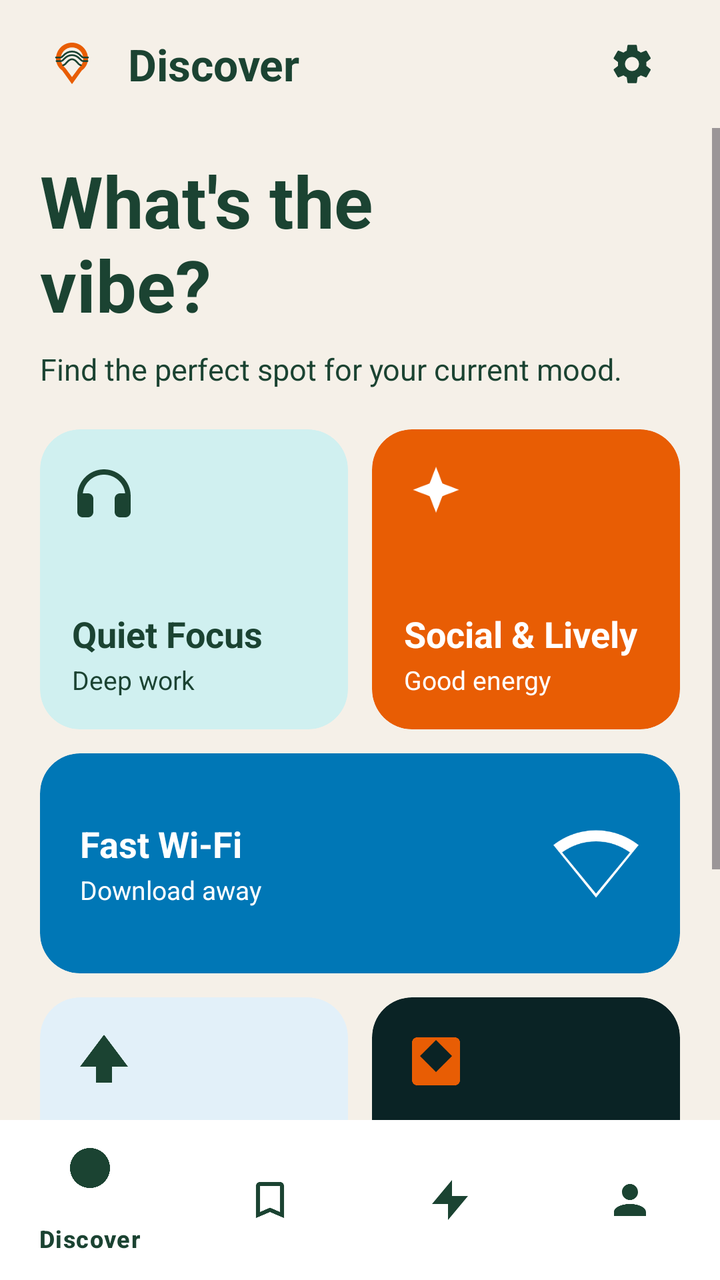
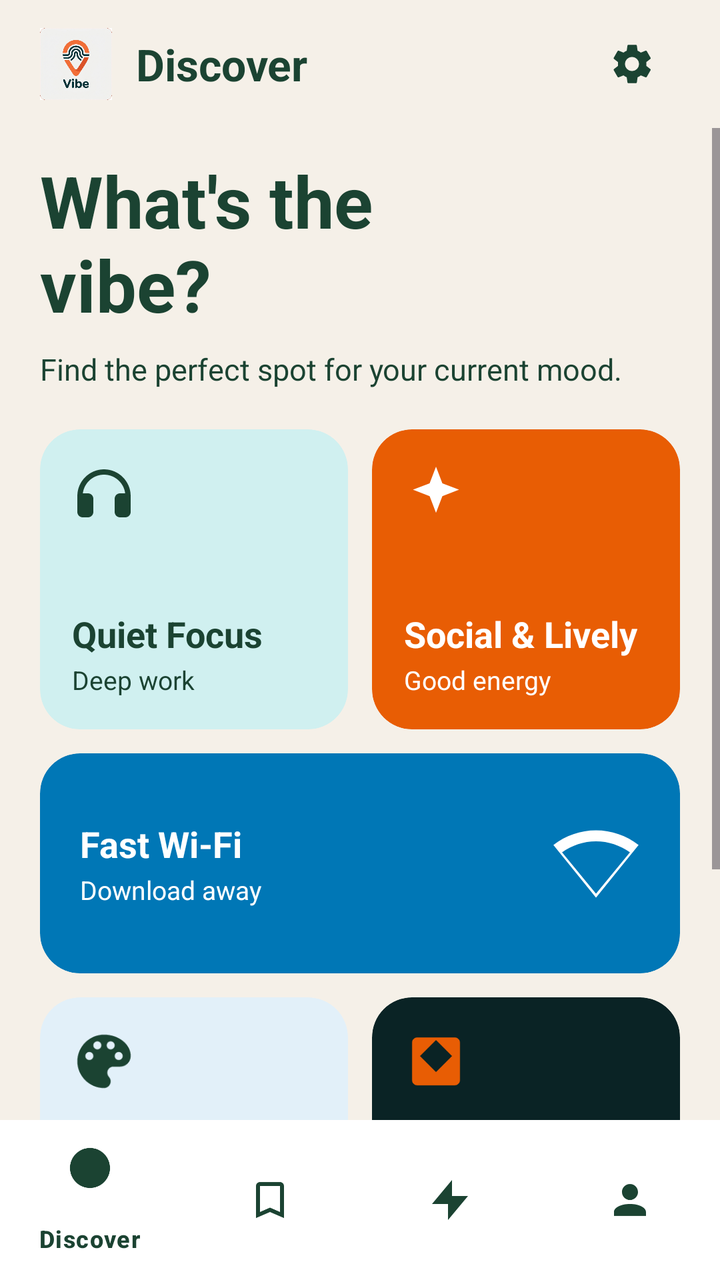

Screens rendered from an Android XML layout before and after an edit, with the pre-edit source and the edit as a unified diff.
<!-- AndroidManifest.xml: application theme Theme.Vibe -->
<!-- res/layout/activity_home.xml -->
<?xml version="1.0" encoding="utf-8"?>
<LinearLayout xmlns:android="http://schemas.android.com/apk/res/android"
    xmlns:app="http://schemas.android.com/apk/res-auto"
    android:layout_width="match_parent"
    android:layout_height="match_parent"
    android:background="@color/vibe_cream"
    android:orientation="vertical">

    
    <LinearLayout
        android:id="@+id/headerLayout"
        android:layout_width="match_parent"
        android:layout_height="?attr/actionBarSize"
        android:background="@color/vibe_cream"
        android:gravity="center_vertical"
        android:orientation="horizontal"
        android:paddingHorizontal="20dp">

        <ImageView
            android:layout_width="32dp"
            android:layout_height="32dp"
            android:contentDescription="@string/app_name"
            android:src="@drawable/ic_vibe_logo_small" />

        <TextView
            android:layout_width="0dp"
            android:layout_height="wrap_content"
            android:layout_weight="1"
            android:layout_marginStart="12dp"
            android:text="Discover"
            android:textColor="@color/vibe_green"
            android:textSize="22sp"
            android:textStyle="bold" />

        <ImageButton
            android:id="@+id/settingsButton"
            android:layout_width="48dp"
            android:layout_height="48dp"
            android:background="?attr/selectableItemBackgroundBorderless"
            android:contentDescription="@string/nav_settings"
            android:src="@drawable/ic_settings"
            app:tint="@color/vibe_green" />

    </LinearLayout>

    <ScrollView
        android:id="@+id/rootScrollView"
        android:layout_width="match_parent"
        android:layout_height="0dp"
        android:layout_weight="1"
        android:clipToPadding="false"
        android:fillViewport="true">

        <LinearLayout
            android:layout_width="match_parent"
            android:layout_height="wrap_content"
            android:orientation="vertical"
            android:paddingHorizontal="20dp"
            android:paddingBottom="24dp">

            
            <TextView
                android:layout_width="wrap_content"
                android:layout_height="wrap_content"
                android:layout_marginTop="12dp"
                android:text="What's the\nvibe?"
                android:textColor="@color/vibe_green"
                android:textSize="36sp"
                android:textStyle="bold" />

            <TextView
                android:layout_width="wrap_content"
                android:layout_height="wrap_content"
                android:layout_marginTop="8dp"
                android:text="Find the perfect spot for your current mood."
                android:textColor="@color/vibe_green"
                android:textSize="15sp" />

            
            
            <LinearLayout
                android:layout_width="match_parent"
                android:layout_height="wrap_content"
                android:layout_marginTop="20dp"
                android:orientation="horizontal">

                
                <com.google.android.material.card.MaterialCardView
                    android:id="@+id/cardQuietFocus"
                    android:layout_width="0dp"
                    android:layout_height="150dp"
                    android:layout_weight="1"
                    android:clickable="true"
                    android:focusable="true"
                    app:cardBackgroundColor="#D0F0F0"
                    app:cardCornerRadius="20dp"
                    app:strokeWidth="0dp">

                    <LinearLayout
                        android:layout_width="match_parent"
                        android:layout_height="match_parent"
                        android:orientation="vertical"
                        android:padding="16dp">

                        <ImageView
                            android:layout_width="32dp"
                            android:layout_height="32dp"
                            android:contentDescription="@string/mood_quiet"
                            android:src="@drawable/ic_mood_headphone"
                            app:tint="@color/vibe_green" />

                        <View
                            android:layout_width="match_parent"
                            android:layout_height="0dp"
                            android:layout_weight="1" />

                        <TextView
                            android:layout_width="wrap_content"
                            android:layout_height="wrap_content"
                            android:text="Quiet Focus"
                            android:textColor="@color/vibe_green"
                            android:textSize="18sp"
                            android:textStyle="bold" />

                        <TextView
                            android:layout_width="wrap_content"
                            android:layout_height="wrap_content"
                            android:layout_marginTop="2dp"
                            android:text="Deep work"
                            android:textColor="@color/vibe_green"
                            android:textSize="13sp" />
                    </LinearLayout>
                </com.google.android.material.card.MaterialCardView>

                
                <com.google.android.material.card.MaterialCardView
                    android:id="@+id/cardSocialLively"
                    android:layout_width="0dp"
                    android:layout_height="150dp"
                    android:layout_marginStart="12dp"
                    android:layout_weight="1"
                    android:clickable="true"
                    android:focusable="true"
                    app:cardBackgroundColor="#E85D04"
                    app:cardCornerRadius="20dp"
                    app:strokeWidth="0dp">

                    <LinearLayout
                        android:layout_width="match_parent"
                        android:layout_height="match_parent"
                        android:orientation="vertical"
                        android:padding="16dp">

                        <ImageView
                            android:layout_width="32dp"
                            android:layout_height="32dp"
                            android:contentDescription="@string/mood_social"
                            android:src="@drawable/ic_mood_sparkle" />

                        <View
                            android:layout_width="match_parent"
                            android:layout_height="0dp"
                            android:layout_weight="1" />

                        <TextView
                            android:layout_width="wrap_content"
                            android:layout_height="wrap_content"
                            android:text="Social &amp; Lively"
                            android:textColor="@color/white"
                            android:textSize="18sp"
                            android:textStyle="bold" />

                        <TextView
                            android:layout_width="wrap_content"
                            android:layout_height="wrap_content"
                            android:layout_marginTop="2dp"
                            android:text="Good energy"
                            android:textColor="@color/white"
                            android:textSize="13sp" />
                    </LinearLayout>
                </com.google.android.material.card.MaterialCardView>

            </LinearLayout>

            
            <com.google.android.material.card.MaterialCardView
                android:id="@+id/cardFastWifi"
                android:layout_width="match_parent"
                android:layout_height="110dp"
                android:layout_marginTop="12dp"
                android:clickable="true"
                android:focusable="true"
                app:cardBackgroundColor="#0077B6"
                app:cardCornerRadius="20dp"
                app:strokeWidth="0dp">

                <RelativeLayout
                    android:layout_width="match_parent"
                    android:layout_height="match_parent"
                    android:padding="20dp">

                    <LinearLayout
                        android:layout_width="wrap_content"
                        android:layout_height="wrap_content"
                        android:layout_alignParentStart="true"
                        android:layout_centerVertical="true"
                        android:orientation="vertical">

                        <TextView
                            android:layout_width="wrap_content"
                            android:layout_height="wrap_content"
                            android:text="Fast Wi-Fi"
                            android:textColor="@color/white"
                            android:textSize="18sp"
                            android:textStyle="bold" />

                        <TextView
                            android:layout_width="wrap_content"
                            android:layout_height="wrap_content"
                            android:layout_marginTop="2dp"
                            android:text="Download away"
                            android:textColor="@color/white"
                            android:textSize="13sp" />
                    </LinearLayout>

                    <ImageView
                        android:layout_width="44dp"
                        android:layout_height="44dp"
                        android:layout_alignParentEnd="true"
                        android:layout_centerVertical="true"
                        android:contentDescription="@string/mood_cheap_wifi"
                        android:src="@drawable/ic_mood_wifi" />

                </RelativeLayout>
            </com.google.android.material.card.MaterialCardView>

            
            <LinearLayout
                android:layout_width="match_parent"
                android:layout_height="wrap_content"
                android:layout_marginTop="12dp"
                android:orientation="horizontal">

                
                <com.google.android.material.card.MaterialCardView
                    android:id="@+id/cardOutdoorEscape"
                    android:layout_width="0dp"
                    android:layout_height="150dp"
                    android:layout_weight="1"
                    android:clickable="true"
                    android:focusable="true"
                    app:cardBackgroundColor="#E2F0F9"
                    app:cardCornerRadius="20dp"
                    app:strokeWidth="0dp">

                    <LinearLayout
                        android:layout_width="match_parent"
                        android:layout_height="match_parent"
                        android:orientation="vertical"
                        android:padding="16dp">

                        <ImageView
                            android:layout_width="32dp"
                            android:layout_height="32dp"
                            android:contentDescription="Outdoor"
                            android:src="@drawable/ic_mood_tree" />

                        <View
                            android:layout_width="match_parent"
                            android:layout_height="0dp"
                            android:layout_weight="1" />

                        <TextView
                            android:layout_width="wrap_content"
                            android:layout_height="wrap_content"
                            android:text="Outdoor Escape"
                            android:textColor="@color/vibe_green"
                            android:textSize="17sp"
                            android:textStyle="bold" />

                        <TextView
                            android:layout_width="wrap_content"
                            android:layout_height="wrap_content"
                            android:layout_marginTop="2dp"
                            android:text="Fresh air"
                            android:textColor="@color/vibe_green"
                            android:textSize="13sp" />
                    </LinearLayout>
                </com.google.android.material.card.MaterialCardView>

                
                <com.google.android.material.card.MaterialCardView
                    android:id="@+id/cardHiddenGems"
                    android:layout_width="0dp"
                    android:layout_height="150dp"
                    android:layout_marginStart="12dp"
                    android:layout_weight="1"
                    android:clickable="true"
                    android:focusable="true"
                    app:cardBackgroundColor="#0A2325"
                    app:cardCornerRadius="20dp"
                    app:strokeWidth="0dp">

                    <LinearLayout
                        android:layout_width="match_parent"
                        android:layout_height="match_parent"
                        android:orientation="vertical"
                        android:padding="16dp">

                        <ImageView
                            android:layout_width="32dp"
                            android:layout_height="32dp"
                            android:contentDescription="Hidden Gems"
                            android:src="@drawable/ic_mood_diamond" />

                        <View
                            android:layout_width="match_parent"
                            android:layout_height="0dp"
                            android:layout_weight="1" />

                        <TextView
                            android:layout_width="wrap_content"
                            android:layout_height="wrap_content"
                            android:text="Hidden Gems"
                            android:textColor="@color/white"
                            android:textSize="18sp"
                            android:textStyle="bold" />

                        <TextView
                            android:layout_width="wrap_content"
                            android:layout_height="wrap_content"
                            android:layout_marginTop="2dp"
                            android:text="Local secrets"
                            android:textColor="#E85D04"
                            android:textSize="13sp" />
                    </LinearLayout>
                </com.google.android.material.card.MaterialCardView>

            </LinearLayout>

            
            <LinearLayout
                android:layout_width="match_parent"
                android:layout_height="wrap_content"
                android:layout_marginTop="28dp"
                android:gravity="center_vertical"
                android:orientation="horizontal">

                <TextView
                    android:layout_width="0dp"
                    android:layout_height="wrap_content"
                    android:layout_weight="1"
                    android:text="Nearby Favourites"
                    android:textColor="@color/vibe_green"
                    android:textSize="20sp"
                    android:textStyle="bold" />

                <TextView
                    android:id="@+id/seeAllTextView"
                    android:layout_width="wrap_content"
                    android:layout_height="wrap_content"
                    android:clickable="true"
                    android:focusable="true"
                    android:text="See all"
                    android:textColor="@color/vibe_orange"
                    android:textSize="14sp"
                    android:textStyle="bold" />
            </LinearLayout>

        </LinearLayout>
    </ScrollView>

    
    <com.google.android.material.bottomnavigation.BottomNavigationView
        android:id="@+id/bottomNavigationView"
        android:layout_width="match_parent"
        android:layout_height="wrap_content"
        android:background="@color/white"
        app:itemIconTint="@color/vibe_green"
        app:itemTextColor="@color/vibe_green"
        app:menu="@menu/menu_bottom_nav" />

</LinearLayout>
<!-- resources referenced by this layout -->
<resources>
  <color name="vibe_cream">#F5F0E8</color>
  <color name="vibe_green">#1B4332</color>
  <color name="vibe_orange">#E85D04</color>
  <color name="white">#FFFFFF</color>
  <!-- drawable ic_mood_diamond (drawable) -->
  <?xml version="1.0" encoding="utf-8"?>
  <vector xmlns:android="http://schemas.android.com/apk/res/android"
      android:width="24dp"
      android:height="24dp"
      android:viewportWidth="24"
      android:viewportHeight="24">
      <path
          android:fillColor="#E85D04"
          android:pathData="M19,3H5C3.89,3 3.01,3.89 3.01,5L3,19C3,20.1 3.89,21 5,21H19C20.1,21 21,20.1 21,19V5C21,3.89 20.1,3 19,3ZM12,16L6,10L12,4L18,10L12,16Z" />
  </vector>
  <!-- drawable ic_mood_sparkle (drawable) -->
  <?xml version="1.0" encoding="utf-8"?>
  <vector xmlns:android="http://schemas.android.com/apk/res/android"
      android:width="24dp"
      android:height="24dp"
      android:viewportWidth="24"
      android:viewportHeight="24">
      <path
          android:fillColor="#FFFFFF"
          android:pathData="M12,2L14.39,8.26L20.65,10.65L14.39,13.04L12,19.3L9.61,13.04L3.35,10.65L9.61,8.26L12,2Z" />
  </vector>
  <!-- drawable ic_mood_tree (drawable) -->
  <?xml version="1.0" encoding="utf-8"?>
  <vector xmlns:android="http://schemas.android.com/apk/res/android"
      android:width="24dp"
      android:height="24dp"
      android:viewportWidth="24"
      android:viewportHeight="24">
      <path
          android:fillColor="#1B4332"
          android:pathData="M12,2L3,14H9V20H15V14H21L12,2Z" />
  </vector>
  <!-- drawable ic_vibe_logo_small (drawable) -->
  <?xml version="1.0" encoding="utf-8"?>
  <vector xmlns:android="http://schemas.android.com/apk/res/android"
      android:width="36dp"
      android:height="36dp"
      android:viewportWidth="108"
      android:viewportHeight="108">
  
      
      <path
          android:fillColor="#E85D04"
          android:pathData="M54,18 C39.1,18 27,30.1 27,45 C27,53.2 31.1,60.5 37.5,65 L54,88 L70.5,65 C76.9,60.5 81,53.2 81,45 C81,30.1 68.9,18 54,18 Z M54,76 L42.5,60.5 C37.9,56.6 35,51 35,45 C35,34.5 43.5,26 54,26 C64.5,26 73,34.5 73,45 C73,51 70.1,56.6 65.5,60.5 L54,76 Z" />
  
      
      <path
          android:fillColor="#00000000"
          android:pathData="M27,43 L35,43 C39,43 41,33 54,33 C67,33 69,43 73,43 L81,43"
          android:strokeColor="#1B4332"
          android:strokeLineCap="round"
          android:strokeLineJoin="round"
          android:strokeWidth="3" />
  
      <path
          android:fillColor="#00000000"
          android:pathData="M28,49 L36,49 C40,49 42,39 54,39 C66,39 68,49 72,49 L80,49"
          android:strokeColor="#1B4332"
          android:strokeLineCap="round"
          android:strokeLineJoin="round"
          android:strokeWidth="3" />
  
      <path
          android:fillColor="#00000000"
          android:pathData="M39,56 C44,56 46,46 54,46 C62,46 64,56 69,56"
          android:strokeColor="#1B4332"
          android:strokeLineCap="round"
          android:strokeLineJoin="round"
          android:strokeWidth="3" />
  
  </vector>
  <string name="app_name">Vibe</string>
  <string name="mood_cheap_wifi">Cheap Wifi</string>
  <string name="mood_quiet">Quiet</string>
  <string name="mood_social">Social</string>
  <string name="nav_settings">Settings</string>
  <style name="Theme.Vibe" parent="Base.Theme.Vibe" />
  <color name="vibe_error">#B3261E</color>
  <!-- unchanged entries left out for length: 4 -->
</resources>

<!-- the commit's change to res/layout/activity_home.xml (unified diff, before → after) -->
@@ -10,17 +10,19 @@
     <LinearLayout
         android:id="@+id/headerLayout"
         android:layout_width="match_parent"
-        android:layout_height="?attr/actionBarSize"
+        android:layout_height="wrap_content"
+        android:minHeight="?attr/actionBarSize"
         android:background="@color/vibe_cream"
         android:gravity="center_vertical"
         android:orientation="horizontal"
-        android:paddingHorizontal="20dp">
+        android:paddingHorizontal="20dp"
+        android:paddingVertical="8dp">
 
         <ImageView
-            android:layout_width="32dp"
-            android:layout_height="32dp"
+            android:layout_width="36dp"
+            android:layout_height="36dp"
             android:contentDescription="@string/app_name"
-            android:src="@drawable/ic_vibe_logo_small" />
+            android:src="@mipmap/ic_launcher_foreground" />
 
         <TextView
             android:layout_width="0dp"
@@ -243,7 +245,7 @@
 
                 
                 <com.google.android.material.card.MaterialCardView
-                    android:id="@+id/cardOutdoorEscape"
+                    android:id="@+id/cardCreative"
                     android:layout_width="0dp"
                     android:layout_height="150dp"
                     android:layout_weight="1"
@@ -262,8 +264,8 @@
                         <ImageView
                             android:layout_width="32dp"
                             android:layout_height="32dp"
-                            android:contentDescription="Outdoor"
-                            android:src="@drawable/ic_mood_tree" />
+                            android:contentDescription="@string/mood_creative"
+                            android:src="@drawable/ic_mood_palette" />
 
                         <View
                             android:layout_width="match_parent"
@@ -273,16 +275,16 @@
                         <TextView
                             android:layout_width="wrap_content"
                             android:layout_height="wrap_content"
-                            android:text="Outdoor Escape"
+                            android:text="Creative"
                             android:textColor="@color/vibe_green"
-                            android:textSize="17sp"
-                            android:textStyle="bold" />
-
-                        <TextView
-                            android:layout_width="wrap_content"
-                            android:layout_height="wrap_content"
-                            android:layout_marginTop="2dp"
-                            android:text="Fresh air"
+                            android:textSize="18sp"
+                            android:textStyle="bold" />
+
+                        <TextView
+                            android:layout_width="wrap_content"
+                            android:layout_height="wrap_content"
+                            android:layout_marginTop="2dp"
+                            android:text="Inspiring spaces"
                             android:textColor="@color/vibe_green"
                             android:textSize="13sp" />
                     </LinearLayout>
<!-- resource entries referenced after the edit -->
@@ -15,6 +15,17 @@
           android:fillColor="#E85D04"
           android:pathData="M19,3H5C3.89,3 3.01,3.89 3.01,5L3,19C3,20.1 3.89,21 5,21H19C20.1,21 21,20.1 21,19V5C21,3.89 20.1,3 19,3ZM12,16L6,10L12,4L18,10L12,16Z" />
   </vector>
+  <!-- drawable ic_mood_palette (drawable) -->
+  <?xml version="1.0" encoding="utf-8"?>
+  <vector xmlns:android="http://schemas.android.com/apk/res/android"
+      android:width="24dp"
+      android:height="24dp"
+      android:viewportWidth="24"
+      android:viewportHeight="24">
+      <path
+          android:fillColor="#1B4332"
+          android:pathData="M12,2C6.49,2 2,6.49 2,12C2,17.51 6.49,22 12,22C13.38,22 14.5,20.88 14.5,19.5C14.5,18.86 14.25,18.28 13.85,17.85C13.46,17.42 13.23,16.86 13.23,16.25C13.23,15.01 14.24,14 15.5,14H18C20.21,14 22,12.21 22,10C22,5.58 17.52,2 12,2ZM6.5,11.5C5.67,11.5 5,10.83 5,10C5,9.17 5.67,8.5 6.5,8.5C7.33,8.5 8,9.17 8,10C8,10.83 7.33,11.5 6.5,11.5ZM9.5,7.5C8.67,7.5 8,6.83 8,6C8,5.17 8.67,4.5 9.5,4.5C10.33,4.5 11,5.17 11,6C11,6.83 10.33,7.5 9.5,7.5ZM14.5,7.5C13.67,7.5 13,6.83 13,6C13,5.17 13.67,4.5 14.5,4.5C15.33,4.5 16,5.17 16,6C16,6.83 15.33,7.5 14.5,7.5ZM17.5,11.5C16.67,11.5 16,10.83 16,10C16,9.17 16.67,8.5 17.5,8.5C18.33,8.5 19,9.17 19,10C19,10.83 18.33,11.5 17.5,11.5Z" />
+  </vector>
   <!-- drawable ic_mood_sparkle (drawable) -->
   <?xml version="1.0" encoding="utf-8"?>
   <vector xmlns:android="http://schemas.android.com/apk/res/android"
@@ -26,58 +37,51 @@
           android:fillColor="#FFFFFF"
           android:pathData="M12,2L14.39,8.26L20.65,10.65L14.39,13.04L12,19.3L9.61,13.04L3.35,10.65L9.61,8.26L12,2Z" />
   </vector>
-  <!-- drawable ic_mood_tree (drawable) -->
+  <!-- mipmap ic_launcher_foreground (drawable) -->
   <?xml version="1.0" encoding="utf-8"?>
   <vector xmlns:android="http://schemas.android.com/apk/res/android"
-      android:width="24dp"
-      android:height="24dp"
-      android:viewportWidth="24"
-      android:viewportHeight="24">
-      <path
-          android:fillColor="#1B4332"
-          android:pathData="M12,2L3,14H9V20H15V14H21L12,2Z" />
-  </vector>
-  <!-- drawable ic_vibe_logo_small (drawable) -->
-  <?xml version="1.0" encoding="utf-8"?>
-  <vector xmlns:android="http://schemas.android.com/apk/res/android"
-      android:width="36dp"
-      android:height="36dp"
+      android:width="108dp"
+      android:height="108dp"
       android:viewportWidth="108"
       android:viewportHeight="108">
   
       
       <path
           android:fillColor="#E85D04"
-          android:pathData="M54,18 C39.1,18 27,30.1 27,45 C27,53.2 31.1,60.5 37.5,65 L54,88 L70.5,65 C76.9,60.5 81,53.2 81,45 C81,30.1 68.9,18 54,18 Z M54,76 L42.5,60.5 C37.9,56.6 35,51 35,45 C35,34.5 43.5,26 54,26 C64.5,26 73,34.5 73,45 C73,51 70.1,56.6 65.5,60.5 L54,76 Z" />
+          android:pathData="M54,26 C43.5,26 35,34.5 35,45 C35,50.8 37.9,56 42.5,59 L54,76 L65.5,59 C70.1,56 73,50.8 73,45 C73,34.5 64.5,26 54,26 Z M54,67.5 L45.8,56.5 C42.6,53.8 40.7,49.9 40.7,45 C40.7,37.6 46.6,31.7 54,31.7 C61.4,31.7 67.3,37.6 67.3,45 C67.3,49.9 65.4,53.8 62.2,56.5 L54,67.5 Z" />
+  
+      
+      
+      <path
+          android:fillColor="#00000000"
+          android:pathData="M35,43 L40,43 C44,43 45,36 54,36 C63,36 64,43 68,43 L73,43"
+          android:strokeColor="#1B4332"
+          android:strokeLineCap="round"
+          android:strokeLineJoin="round"
+          android:strokeWidth="2.2" />
   
       
       <path
           android:fillColor="#00000000"
-          android:pathData="M27,43 L35,43 C39,43 41,33 54,33 C67,33 69,43 73,43 L81,43"
+          android:pathData="M36,48 L41,48 C44,48 46,41 54,41 C62,41 64,48 67,48 L72,48"
           android:strokeColor="#1B4332"
           android:strokeLineCap="round"
           android:strokeLineJoin="round"
-          android:strokeWidth="3" />
+          android:strokeWidth="2.2" />
   
+      
       <path
           android:fillColor="#00000000"
-          android:pathData="M28,49 L36,49 C40,49 42,39 54,39 C66,39 68,49 72,49 L80,49"
+          android:pathData="M44,53 C47,53 48,46 54,46 C60,46 61,53 64,53"
           android:strokeColor="#1B4332"
           android:strokeLineCap="round"
           android:strokeLineJoin="round"
-          android:strokeWidth="3" />
-  
-      <path
-          android:fillColor="#00000000"
-          android:pathData="M39,56 C44,56 46,46 54,46 C62,46 64,56 69,56"
-          android:strokeColor="#1B4332"
-          android:strokeLineCap="round"
-          android:strokeLineJoin="round"
-          android:strokeWidth="3" />
+          android:strokeWidth="2.2" />
   
   </vector>
   <string name="app_name">Vibe</string>
   <string name="mood_cheap_wifi">Cheap Wifi</string>
+  <string name="mood_creative">Creative</string>
   <string name="mood_quiet">Quiet</string>
   <string name="mood_social">Social</string>
   <string name="nav_settings">Settings</string>
